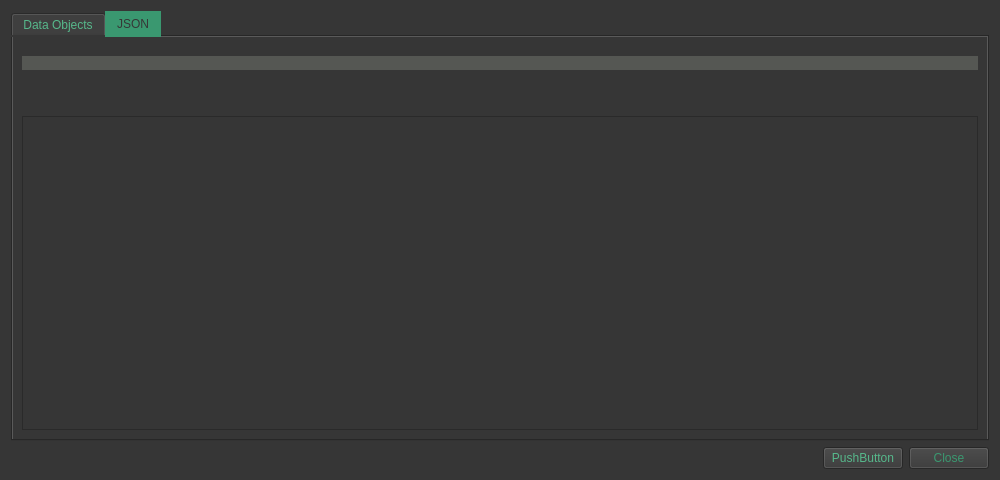
Before: the Qt Designer form gui/ui-files/irodsIndexPopup.ui in iBridges-for-iRODS/iBridges, drawn with Qt 5.
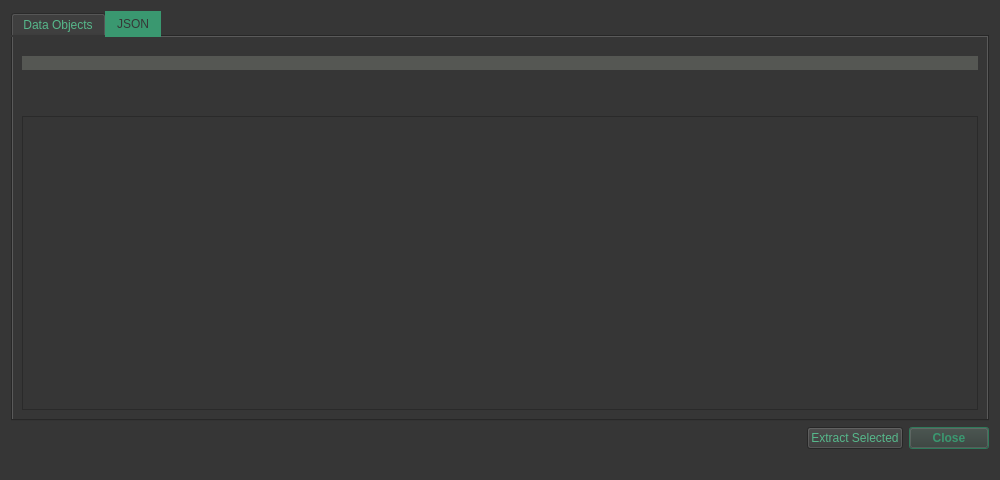
After: the same form once the commit is applied.

Commit message: Adding resource to info tab Adding partial extraction through delayed iRODS server rule.

What changed in the file:
```diff
--- a/gui/ui-files/irodsIndexPopup.ui
+++ b/gui/ui-files/irodsIndexPopup.ui
@@ -48,6 +48,11 @@
 	background-color: rgb(85, 87, 83);
 }
 
+QLabel#errorLabel
+{
+	color: rgb(217, 174, 23);
+}
+
 QPushButton#closeButton
 {
 	background-color: rgb(54, 54, 54);
@@ -214,19 +219,35 @@
      <item>
       <widget class="QPushButton" name="pushButton">
        <property name="text">
-        <string>PushButton</string>
+        <string>Extract Selected</string>
        </property>
       </widget>
      </item>
      <item>
       <widget class="QPushButton" name="closeButton">
+       <property name="font">
+        <font>
+         <weight>75</weight>
+         <bold>true</bold>
+        </font>
+       </property>
        <property name="text">
         <string>Close</string>
        </property>
+       <property name="default">
+        <bool>true</bool>
+       </property>
       </widget>
      </item>
     </layout>
    </item>
+   <item>
+    <widget class="QLabel" name="errorLabel">
+     <property name="text">
+      <string/>
+     </property>
+    </widget>
+   </item>
   </layout>
  </widget>
  <resources/>
```
Left out of the diff: 2 changed lines with no effect on the pictures. The commit also changes 5 other files.
